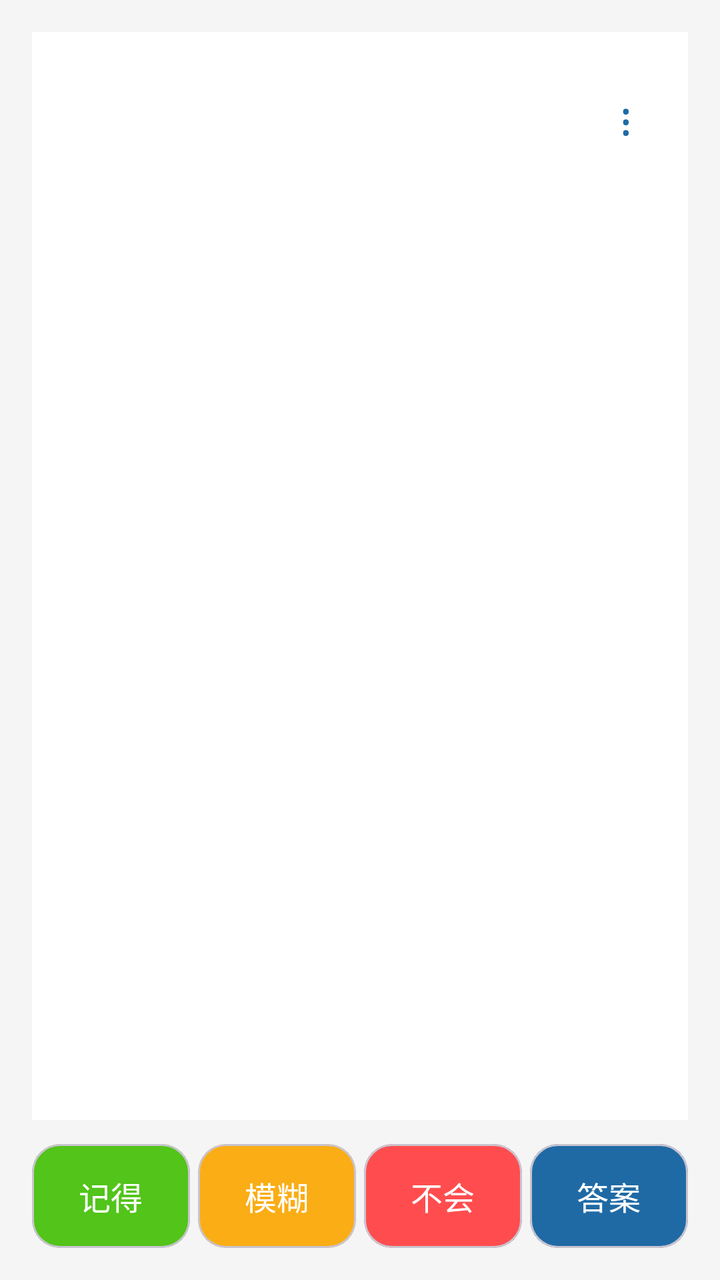
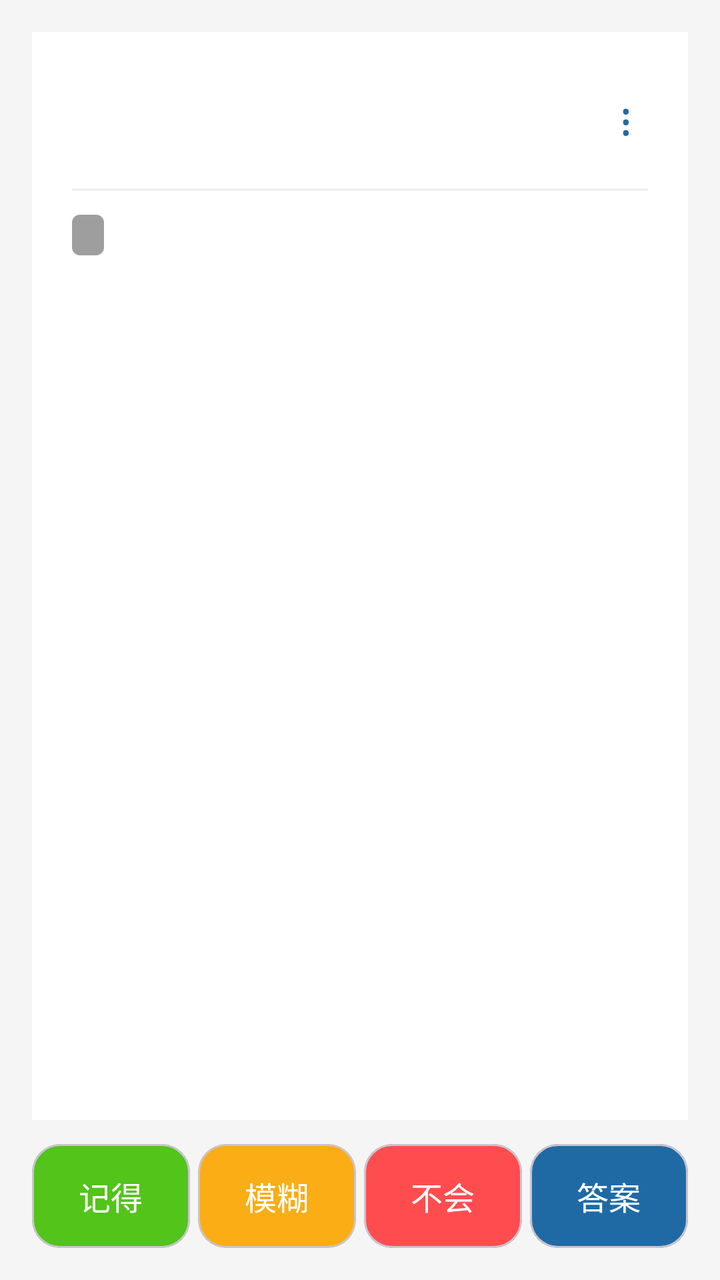

Compare the two renders of this Android layout. The source of the first and the diff that turns it into the second are given below.
<!-- AndroidManifest.xml: application theme Theme.Demo -->
<!-- res/layout/activity_review.xml -->
<?xml version="1.0" encoding="utf-8"?>
<LinearLayout
    xmlns:android="http://schemas.android.com/apk/res/android"
    xmlns:app="http://schemas.android.com/apk/res-auto"
    android:layout_width="match_parent"
    android:layout_height="match_parent"
    android:orientation="vertical"
    android:background="#f5f5f5"
    android:padding="16dp">

    <LinearLayout
        android:id="@+id/session_banner"
        android:layout_width="match_parent"
        android:layout_height="wrap_content"
        android:orientation="horizontal"
        android:gravity="center_vertical"
        android:background="#fff7e6"
        android:paddingLeft="12dp"
        android:paddingRight="8dp"
        android:paddingTop="8dp"
        android:paddingBottom="8dp"
        android:layout_marginBottom="8dp"
        android:visibility="gone">

        <TextView
            android:id="@+id/tv_banner"
            android:layout_width="0dp"
            android:layout_height="wrap_content"
            android:layout_weight="1"
            android:textSize="13sp"
            android:textColor="#ad6800" />

        <TextView
            android:id="@+id/btn_banner_new"
            android:layout_width="wrap_content"
            android:layout_height="32dp"
            android:gravity="center"
            android:paddingLeft="8dp"
            android:paddingRight="8dp"
            android:text="开始新一轮"
            android:textSize="13sp"
            android:textStyle="bold"
            android:textColor="#1f6aa5"
            android:visibility="gone" />

        <TextView
            android:id="@+id/btn_banner_close"
            android:layout_width="32dp"
            android:layout_height="32dp"
            android:gravity="center"
            android:text="×"
            android:textSize="18sp"
            android:textColor="#ad6800" />

    </LinearLayout>

    <LinearLayout
        android:id="@+id/timer_row"
        android:layout_width="match_parent"
        android:layout_height="wrap_content"
        android:orientation="horizontal"
        android:gravity="center_vertical"
        android:layout_marginBottom="8dp"
        android:padding="8dp"
        android:clickable="true"
        android:background="@android:color/white"
        android:visibility="gone">

        <TextView
            android:id="@+id/tv_timer"
            android:layout_width="wrap_content"
            android:layout_height="wrap_content"
            android:textSize="13sp"
            android:textColor="#666666" />
    </LinearLayout>

    <androidx.core.widget.NestedScrollView
        android:id="@+id/question_area"
        android:layout_width="match_parent"
        android:layout_height="0dp"
        android:layout_weight="1"
        android:background="@android:color/white"
        android:padding="20dp"
        android:layout_marginBottom="12dp">

        
        <LinearLayout
            android:id="@+id/question_root"
            android:layout_width="match_parent"
            android:layout_height="match_parent"
            android:orientation="vertical">

            
            <LinearLayout
                android:layout_width="match_parent"
                android:layout_height="wrap_content"
                android:orientation="horizontal"
                android:gravity="end"
                android:layout_marginBottom="4dp">

                <TextView
                    android:id="@+id/btn_menu"
                    android:layout_width="wrap_content"
                    android:layout_height="wrap_content"
                    android:padding="8dp"
                    android:text="⋮"
                    android:textSize="22sp"
                    android:textColor="#1f6aa5" />
            </LinearLayout>

            <TextView
                android:id="@+id/tv_question"
                android:layout_width="match_parent"
                android:layout_height="wrap_content"
                android:textSize="20sp"
                android:textColor="#333333"
                android:lineSpacingExtra="8dp"/>

            <HorizontalScrollView
                android:layout_width="match_parent"
                android:layout_height="wrap_content"
                android:layout_marginTop="16dp">

                <LinearLayout
                    android:id="@+id/review_image_layout"
                    android:layout_width="wrap_content"
                    android:layout_height="wrap_content"
                    android:orientation="horizontal"
                    android:padding="8dp"/>
            </HorizontalScrollView>

            <LinearLayout
                android:id="@+id/answer_layout"
                android:layout_width="match_parent"
                android:layout_height="wrap_content"
                android:orientation="vertical"
                android:visibility="gone"
                android:layout_marginTop="24dp"
                android:paddingTop="16dp"
                android:background="#f8f8f8">

                <TextView
                    android:layout_width="wrap_content"
                    android:layout_height="wrap_content"
                    android:text="【答案】"
                    android:textSize="18sp"
                    android:textStyle="bold"
                    android:textColor="#1f6aa5"/>

                <TextView
                    android:id="@+id/tv_answer"
                    android:layout_width="match_parent"
                    android:layout_height="wrap_content"
                    android:textSize="18sp"
                    android:textColor="#333333"
                    android:layout_marginTop="8dp"/>

                <HorizontalScrollView
                    android:layout_width="match_parent"
                    android:layout_height="wrap_content"
                    android:layout_marginTop="16dp">

                    <LinearLayout
                        android:id="@+id/answer_image_layout"
                        android:layout_width="wrap_content"
                        android:layout_height="wrap_content"
                        android:orientation="horizontal"
                        android:padding="8dp"/>
                </HorizontalScrollView>

            </LinearLayout>

        </LinearLayout>

    </androidx.core.widget.NestedScrollView>

    <LinearLayout
        android:layout_width="match_parent"
        android:layout_height="wrap_content"
        android:orientation="horizontal">

        <com.google.android.material.card.MaterialCardView
            android:id="@+id/btn_know"
            android:layout_width="0dp"
            android:layout_height="52dp"
            android:layout_weight="1"
            android:layout_marginEnd="4dp"
            app:cardCornerRadius="14dp"
            app:cardBackgroundColor="#52c41a">

            <TextView
                android:layout_width="match_parent"
                android:layout_height="match_parent"
                android:text="记得"
                android:textColor="@android:color/white"
                android:textSize="16sp"
                android:gravity="center"/>
        </com.google.android.material.card.MaterialCardView>

        <com.google.android.material.card.MaterialCardView
            android:id="@+id/btn_unknown"
            android:layout_width="0dp"
            android:layout_height="52dp"
            android:layout_weight="1"
            android:layout_marginEnd="4dp"
            app:cardCornerRadius="14dp"
            app:cardBackgroundColor="#faad14">

            <TextView
                android:layout_width="match_parent"
                android:layout_height="match_parent"
                android:text="模糊"
                android:textColor="@android:color/white"
                android:textSize="16sp"
                android:gravity="center"/>
        </com.google.android.material.card.MaterialCardView>

        <com.google.android.material.card.MaterialCardView
            android:id="@+id/btn_forget"
            android:layout_width="0dp"
            android:layout_height="52dp"
            android:layout_weight="1"
            android:layout_marginEnd="4dp"
            app:cardCornerRadius="14dp"
            app:cardBackgroundColor="#ff4d4f">

            <TextView
                android:layout_width="match_parent"
                android:layout_height="match_parent"
                android:text="不会"
                android:textColor="@android:color/white"
                android:textSize="16sp"
                android:gravity="center"/>
        </com.google.android.material.card.MaterialCardView>

        <com.google.android.material.card.MaterialCardView
            android:id="@+id/btn_answer"
            android:layout_width="0dp"
            android:layout_height="52dp"
            android:layout_weight="1"
            app:cardCornerRadius="14dp"
            app:cardBackgroundColor="#1f6aa5">

            <TextView
                android:id="@+id/btn_answer_text"
                android:layout_width="match_parent"
                android:layout_height="match_parent"
                android:text="答案"
                android:textColor="@android:color/white"
                android:textSize="16sp"
                android:gravity="center"/>
        </com.google.android.material.card.MaterialCardView>

    </LinearLayout>

</LinearLayout>
<!-- resources referenced by this layout -->
<resources>
  <style name="Theme.Demo" parent="Base.Theme.Demo" />
  <style name="Base.Theme.Demo" parent="Theme.Material3.DayNight.NoActionBar">
          
          
      </style>
</resources>

<!-- the commit's change to res/layout/activity_review.xml (unified diff, before → after) -->
@@ -54,26 +54,6 @@
 
     </LinearLayout>
 
-    <LinearLayout
-        android:id="@+id/timer_row"
-        android:layout_width="match_parent"
-        android:layout_height="wrap_content"
-        android:orientation="horizontal"
-        android:gravity="center_vertical"
-        android:layout_marginBottom="8dp"
-        android:padding="8dp"
-        android:clickable="true"
-        android:background="@android:color/white"
-        android:visibility="gone">
-
-        <TextView
-            android:id="@+id/tv_timer"
-            android:layout_width="wrap_content"
-            android:layout_height="wrap_content"
-            android:textSize="13sp"
-            android:textColor="#666666" />
-    </LinearLayout>
-
     <androidx.core.widget.NestedScrollView
         android:id="@+id/question_area"
         android:layout_width="match_parent"
@@ -95,26 +75,82 @@
                 android:layout_width="match_parent"
                 android:layout_height="wrap_content"
                 android:orientation="horizontal"
-                android:gravity="end"
-                android:layout_marginBottom="4dp">
+                android:gravity="center_vertical"
+                android:paddingBottom="12dp">
+
+                <LinearLayout
+                    android:id="@+id/timer_row"
+                    android:layout_width="0dp"
+                    android:layout_weight="1"
+                    android:layout_height="wrap_content"
+                    android:orientation="horizontal"
+                    android:gravity="center_vertical"
+                    android:clickable="true">
+
+                    <TextView
+                        android:id="@+id/tv_timer"
+                        android:layout_width="wrap_content"
+                        android:layout_height="wrap_content"
+                        android:textSize="12sp"
+                        android:textColor="#888888" />
+                </LinearLayout>
 
                 <TextView
                     android:id="@+id/btn_menu"
                     android:layout_width="wrap_content"
                     android:layout_height="wrap_content"
+                    android:layout_gravity="end"
                     android:padding="8dp"
                     android:text="⋮"
                     android:textSize="22sp"
                     android:textColor="#1f6aa5" />
             </LinearLayout>
 
+            
+            <View
+                android:layout_width="match_parent"
+                android:layout_height="1dp"
+                android:background="#eeeeee"
+                android:layout_marginBottom="12dp" />
+
+            
+            <LinearLayout
+                android:id="@+id/meta_row"
+                android:layout_width="match_parent"
+                android:layout_height="wrap_content"
+                android:orientation="horizontal"
+                android:gravity="center_vertical"
+                android:layout_marginBottom="12dp">
+
+                <TextView
+                    android:id="@+id/tv_level_badge"
+                    android:layout_width="wrap_content"
+                    android:layout_height="wrap_content"
+                    android:background="@drawable/bg_level_badge"
+                    android:paddingLeft="8dp"
+                    android:paddingRight="8dp"
+                    android:paddingTop="2dp"
+                    android:paddingBottom="2dp"
+                    android:textSize="12sp"
+                    android:textStyle="bold"
+                    android:textColor="#ffffff" />
+
+                <TextView
+                    android:id="@+id/tv_progress"
+                    android:layout_width="wrap_content"
+                    android:layout_height="wrap_content"
+                    android:layout_marginStart="10dp"
+                    android:textSize="12sp"
+                    android:textColor="#999999" />
+            </LinearLayout>
+
             <TextView
                 android:id="@+id/tv_question"
                 android:layout_width="match_parent"
                 android:layout_height="wrap_content"
                 android:textSize="20sp"
-                android:textColor="#333333"
-                android:lineSpacingExtra="8dp"/>
+                android:textColor="#222222"
+                android:lineSpacingExtra="8dp" />
 
             <HorizontalScrollView
                 android:layout_width="match_parent"
<!-- resource entries referenced after the edit -->
@@ -1,5 +1,12 @@
 <!-- resources referenced by this layout -->
 <resources>
+  <!-- drawable bg_level_badge (drawable) -->
+  <?xml version="1.0" encoding="utf-8"?>
+  <shape xmlns:android="http://schemas.android.com/apk/res/android"
+      android:shape="rectangle">
+      <corners android:radius="4dp"/>
+      <solid android:color="#9e9e9e"/>
+  </shape>
   <style name="Theme.Demo" parent="Base.Theme.Demo" />
   <style name="Base.Theme.Demo" parent="Theme.Material3.DayNight.NoActionBar">
           
